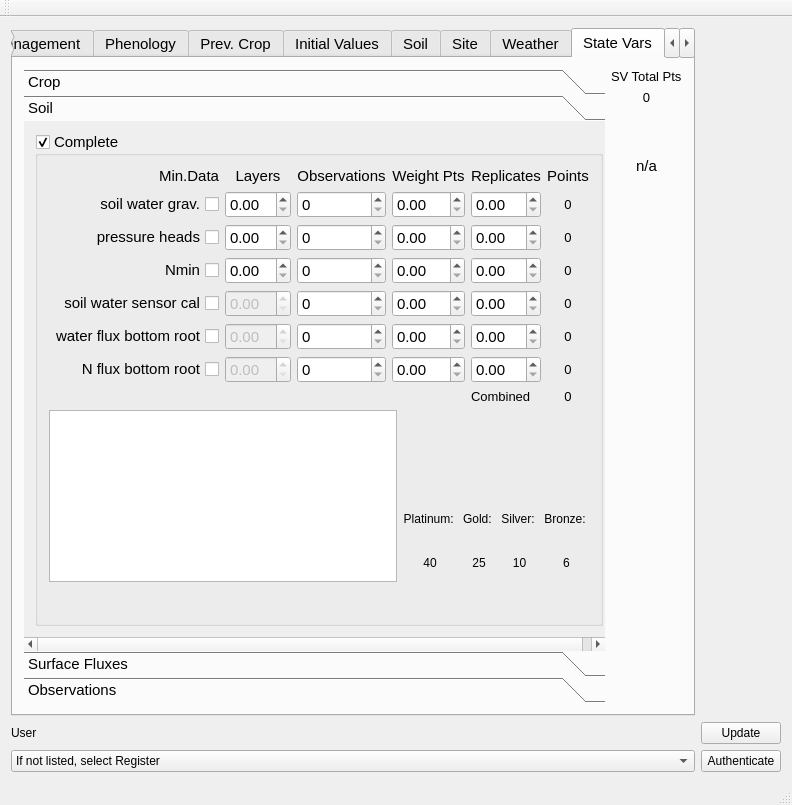
Qt form Gui/datasetclassification.ui (arkygeek/DataRanking) before a commit.
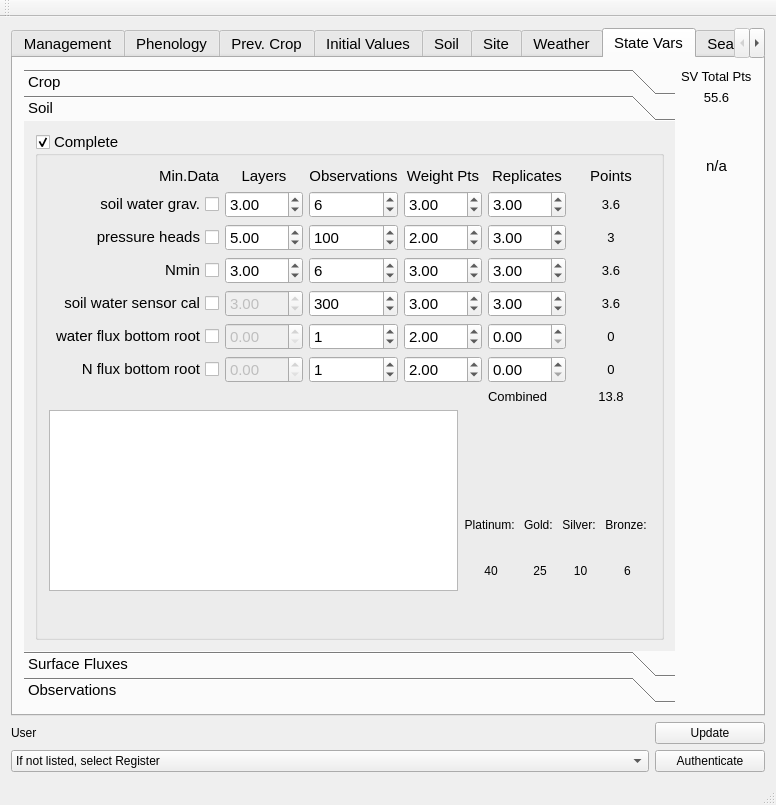
The same form after that commit. The open tabs and pages were chosen to show the change. Icons and pictures are not drawn.

Commit message: corrected calculations for state variables Surface Fluxes points. Also minor updates to values in gui.  Added calculation method for updated SV Surfacve fluxes.

The edit to the form file:
```diff
--- a/Gui/datasetclassification.ui
+++ b/Gui/datasetclassification.ui
@@ -14,62 +14,8 @@
    <string>DatasetClassification</string>
   </property>
   <widget class="QWidget" name="centralWidget">
-   <layout class="QGridLayout" name="gridLayout_6">
-    <item row="2" column="1">
-     <widget class="QPushButton" name="pushButton">
-      <property name="text">
-       <string>Update</string>
-      </property>
-     </widget>
-    </item>
-    <item row="3" column="0">
-     <widget class="QComboBox" name="cbUser">
-      <item>
-       <property name="text">
-        <string>If not listed, select Register</string>
-       </property>
-      </item>
-      <item>
-       <property name="text">
-        <string>Register</string>
-       </property>
-      </item>
-     </widget>
-    </item>
-    <item row="2" column="0">
-     <widget class="QLabel" name="lblUser">
-      <property name="text">
-       <string>User</string>
-      </property>
-     </widget>
-    </item>
-    <item row="3" column="1">
-     <widget class="QPushButton" name="pbAuthenticate">
-      <property name="maximumSize">
-       <size>
-        <width>110</width>
-        <height>16777215</height>
-       </size>
-      </property>
-      <property name="text">
-       <string>Authenticate</string>
-      </property>
-     </widget>
-    </item>
-    <item row="1" column="1">
-     <spacer name="verticalSpacer_6">
-      <property name="orientation">
-       <enum>Qt::Vertical</enum>
-      </property>
-      <property name="sizeHint" stdset="0">
-       <size>
-        <width>20</width>
-        <height>40</height>
-       </size>
-      </property>
-     </spacer>
-    </item>
-    <item row="1" column="0">
+   <layout class="QGridLayout" name="gridLayout_2">
+    <item row="0" column="0" colspan="2">
      <widget class="QTabWidget" name="tabWidgetDataClassification">
       <property name="sizePolicy">
        <sizepolicy hsizetype="Expanding" vsizetype="Expanding">
@@ -6776,7 +6722,7 @@
            </font>
           </property>
           <property name="text">
-           <string>0</string>
+           <string>55.6</string>
           </property>
           <property name="alignment">
            <set>Qt::AlignCenter</set>
@@ -7735,7 +7681,7 @@
             <rect>
              <x>0</x>
              <y>0</y>
-             <width>586</width>
+             <width>654</width>
              <height>526</height>
             </rect>
            </property>
@@ -7768,7 +7714,14 @@
                   </widget>
                  </item>
                  <item row="4" column="2">
-                  <widget class="QSpinBox" name="sbSVSoilSoilWaterSensorCalObservations"/>
+                  <widget class="QSpinBox" name="sbSVSoilSoilWaterSensorCalObservations">
+                   <property name="maximum">
+                    <number>999999</number>
+                   </property>
+                   <property name="value">
+                    <number>300</number>
+                   </property>
+                  </widget>
                  </item>
                  <item row="5" column="0">
                   <widget class="QCheckBox" name="chbxSVSoilWaterFluxBottomRoot">
@@ -7781,13 +7734,24 @@
                   </widget>
                  </item>
                  <item row="5" column="2">
-                  <widget class="QSpinBox" name="sbSVSoilWaterFluxBottomRootObservations"/>
+                  <widget class="QSpinBox" name="sbSVSoilWaterFluxBottomRootObservations">
+                   <property name="maximum">
+                    <number>999999</number>
+                   </property>
+                   <property name="value">
+                    <number>1</number>
+                   </property>
+                  </widget>
                  </item>
                  <item row="5" column="4">
                   <widget class="QDoubleSpinBox" name="dsbSVSoilWaterFluxBottomRootReplicates"/>
                  </item>
                  <item row="2" column="4">
-                  <widget class="QDoubleSpinBox" name="dsbSVSoilPressureHeadsReplicates"/>
+                  <widget class="QDoubleSpinBox" name="dsbSVSoilPressureHeadsReplicates">
+                   <property name="value">
+                    <double>3.000000000000000</double>
+                   </property>
+                  </widget>
                  </item>
                  <item row="2" column="5">
                   <widget class="QLabel" name="lblSVSoilPressureHeadsPoints">
@@ -7797,7 +7761,7 @@
                     </font>
                    </property>
                    <property name="text">
-                    <string notr="true">0</string>
+                    <string notr="true">3</string>
                    </property>
                    <property name="alignment">
                     <set>Qt::AlignCenter</set>
@@ -7815,10 +7779,21 @@
                   </widget>
                  </item>
                  <item row="3" column="2">
-                  <widget class="QSpinBox" name="sbSVSoilNMinObservations"/>
+                  <widget class="QSpinBox" name="sbSVSoilNMinObservations">
+                   <property name="maximum">
+                    <number>999999</number>
+                   </property>
+                   <property name="value">
+                    <number>6</number>
+                   </property>
+                  </widget>
                  </item>
                  <item row="3" column="4">
-                  <widget class="QDoubleSpinBox" name="dsbSVSoilNMinReplicates"/>
+                  <widget class="QDoubleSpinBox" name="dsbSVSoilNMinReplicates">
+                   <property name="value">
+                    <double>3.000000000000000</double>
+                   </property>
+                  </widget>
                  </item>
                  <item row="3" column="5">
                   <widget class="QLabel" name="lblSVSoilNMinPoints">
@@ -7828,7 +7803,7 @@
                     </font>
                    </property>
                    <property name="text">
-                    <string notr="true">0</string>
+                    <string notr="true">3.6</string>
                    </property>
                    <property name="alignment">
                     <set>Qt::AlignCenter</set>
@@ -7846,7 +7821,11 @@
                   </widget>
                  </item>
                  <item row="4" column="4">
-                  <widget class="QDoubleSpinBox" name="dsbSVSoilSoilWaterSensorCalReplicates"/>
+                  <widget class="QDoubleSpinBox" name="dsbSVSoilSoilWaterSensorCalReplicates">
+                   <property name="value">
+                    <double>3.000000000000000</double>
+                   </property>
+                  </widget>
                  </item>
                  <item row="4" column="5">
                   <widget class="QLabel" name="lblSVSoilSoilWaterSensorCalPoints">
@@ -7856,7 +7835,7 @@
                     </font>
                    </property>
                    <property name="text">
-                    <string notr="true">0</string>
+                    <string notr="true">3.6</string>
                    </property>
                    <property name="alignment">
                     <set>Qt::AlignCenter</set>
@@ -7909,7 +7888,14 @@
                   </widget>
                  </item>
                  <item row="2" column="2">
-                  <widget class="QSpinBox" name="sbSVSoilPressureHeadsObservations"/>
+                  <widget class="QSpinBox" name="sbSVSoilPressureHeadsObservations">
+                   <property name="maximum">
+                    <number>999999</number>
+                   </property>
+                   <property name="value">
+                    <number>100</number>
+                   </property>
+                  </widget>
                  </item>
                  <item row="0" column="5">
                   <widget class="QLabel" name="lblSVSoilPointsHeader">
@@ -7927,10 +7913,21 @@
                   </widget>
                  </item>
                  <item row="1" column="2">
-                  <widget class="QSpinBox" name="sbSVSoilSoilWaterGravObservations"/>
+                  <widget class="QSpinBox" name="sbSVSoilSoilWaterGravObservations">
+                   <property name="maximum">
+                    <number>999999</number>
+                   </property>
+                   <property name="value">
+                    <number>6</number>
+                   </property>
+                  </widget>
                  </item>
                  <item row="1" column="4">
-                  <widget class="QDoubleSpinBox" name="dsbSVSoilSoilWaterGravReplicates"/>
+                  <widget class="QDoubleSpinBox" name="dsbSVSoilSoilWaterGravReplicates">
+                   <property name="value">
+                    <double>3.000000000000000</double>
+                   </property>
+                  </widget>
                  </item>
                  <item row="1" column="5">
                   <widget class="QLabel" name="lblSVSoilSoilWaterGravPoints">
@@ -7940,7 +7937,7 @@
                     </font>
                    </property>
                    <property name="text">
-                    <string notr="true">0</string>
+                    <string notr="true">3.6</string>
                    </property>
                    <property name="alignment">
                     <set>Qt::AlignCenter</set>
@@ -8013,7 +8010,14 @@
                   </widget>
                  </item>
                  <item row="6" column="2">
-                  <widget class="QSpinBox" name="sbSVSoilNFluxBottomRootObservations"/>
+                  <widget class="QSpinBox" name="sbSVSoilNFluxBottomRootObservations">
+                   <property name="maximum">
+                    <number>999999</number>
+                   </property>
+                   <property name="value">
+                    <number>1</number>
+                   </property>
+                  </widget>
                  </item>
                  <item row="6" column="4">
                   <widget class="QDoubleSpinBox" name="dsbSVSoilNFluxBottomRootReplicates"/>
@@ -8053,7 +8057,7 @@
                     </font>
                    </property>
                    <property name="text">
-                    <string>0</string>
+                    <string>13.8</string>
                    </property>
                    <property name="alignment">
                     <set>Qt::AlignCenter</set>
@@ -8061,19 +8065,34 @@
                   </widget>
                  </item>
                  <item row="1" column="1">
-                  <widget class="QDoubleSpinBox" name="dsbSVSoilSoilWaterGravLayers"/>
+                  <widget class="QDoubleSpinBox" name="dsbSVSoilSoilWaterGravLayers">
+                   <property name="value">
+                    <double>3.000000000000000</double>
+                   </property>
+                  </widget>
                  </item>
                  <item row="2" column="1">
-                  <widget class="QDoubleSpinBox" name="dsbSVSoilPressureHeadsLayers"/>
+                  <widget class="QDoubleSpinBox" name="dsbSVSoilPressureHeadsLayers">
+                   <property name="value">
+                    <double>5.000000000000000</double>
+                   </property>
+                  </widget>
                  </item>
                  <item row="3" column="1">
-                  <widget class="QDoubleSpinBox" name="dsbSVSoilNMinLayers"/>
+                  <widget class="QDoubleSpinBox" name="dsbSVSoilNMinLayers">
+                   <property name="value">
+                    <double>3.000000000000000</double>
+                   </property>
+                  </widget>
                  </item>
                  <item row="4" column="1">
                   <widget class="QDoubleSpinBox" name="dsbSVSoilSoilWaterSensorCalLayers">
                    <property name="enabled">
                     <bool>false</bool>
                    </property>
+                   <property name="value">
+                    <double>3.000000000000000</double>
+                   </property>
                   </widget>
                  </item>
                  <item row="5" column="1">
@@ -8091,22 +8110,46 @@
                   </widget>
                  </item>
                  <item row="6" column="3">
-                  <widget class="QDoubleSpinBox" name="dsbSVSoilNFluxBottomRootWeightPts"/>
+                  <widget class="QDoubleSpinBox" name="dsbSVSoilNFluxBottomRootWeightPts">
+                   <property name="value">
+                    <double>2.000000000000000</double>
+                   </property>
+                  </widget>
                  </item>
                  <item row="5" column="3">
-                  <widget class="QDoubleSpinBox" name="dsbSVSoilWaterFluxBottomRootWeightPts"/>
+                  <widget class="QDoubleSpinBox" name="dsbSVSoilWaterFluxBottomRootWeightPts">
+                   <property name="value">
+                    <double>2.000000000000000</double>
+                   </property>
+                  </widget>
                  </item>
                  <item row="4" column="3">
-                  <widget class="QDoubleSpinBox" name="dsbSVSoilSoilWaterSensorCalWeightPts"/>
+                  <widget class="QDoubleSpinBox" name="dsbSVSoilSoilWaterSensorCalWeightPts">
+                   <property name="value">
+                    <double>3.000000000000000</double>
+                   </property>
+                  </widget>
                  </item>
                  <item row="3" column="3">
-                  <widget class="QDoubleSpinBox" name="dsbSVSoilNMinWeightPts"/>
+                  <widget class="QDoubleSpinBox" name="dsbSVSoilNMinWeightPts">
+                   <property name="value">
+                    <double>3.000000000000000</double>
+                   </property>
+                  </widget>
                  </item>
                  <item row="2" column="3">
-                  <widget class="QDoubleSpinBox" name="dsbSVSoilPressureHeadsWeightPts"/>
+                  <widget class="QDoubleSpinBox" name="dsbSVSoilPressureHeadsWeightPts">
+                   <property name="value">
+                    <double>2.000000000000000</double>
+                   </property>
+                  </widget>
                  </item>
                  <item row="1" column="3">
-                  <widget class="QDoubleSpinBox" name="dsbSVSoilSoilWaterGravWeightPts"/>
+                  <widget class="QDoubleSpinBox" name="dsbSVSoilSoilWaterGravWeightPts">
+                   <property name="value">
+                    <double>3.000000000000000</double>
+                   </property>
+                  </widget>
                  </item>
                 </layout>
                </item>
@@ -10982,6 +11025,47 @@
       </widget>
      </widget>
     </item>
+    <item row="1" column="0">
+     <widget class="QLabel" name="lblUser">
+      <property name="text">
+       <string>User</string>
+      </property>
+     </widget>
+    </item>
+    <item row="1" column="1">
+     <widget class="QPushButton" name="pushButton">
+      <property name="text">
+       <string>Update</string>
+      </property>
+     </widget>
+    </item>
+    <item row="2" column="0">
+     <widget class="QComboBox" name="cbUser">
+      <item>
+       <property name="text">
+        <string>If not listed, select Register</string>
+       </property>
+      </item>
+      <item>
+       <property name="text">
+        <string>Register</string>
+       </property>
+      </item>
+     </widget>
+    </item>
+    <item row="2" column="1">
+     <widget class="QPushButton" name="pbAuthenticate">
+      <property name="maximumSize">
+       <size>
+        <width>110</width>
+        <height>16777215</height>
+       </size>
+      </property>
+      <property name="text">
+       <string>Authenticate</string>
+      </property>
+     </widget>
+    </item>
    </layout>
   </widget>
   <widget class="QMenuBar" name="menuBar">
```
Left out of the diff: 353 changed lines with no effect on the pictures. The commit also changes 13 other files.
